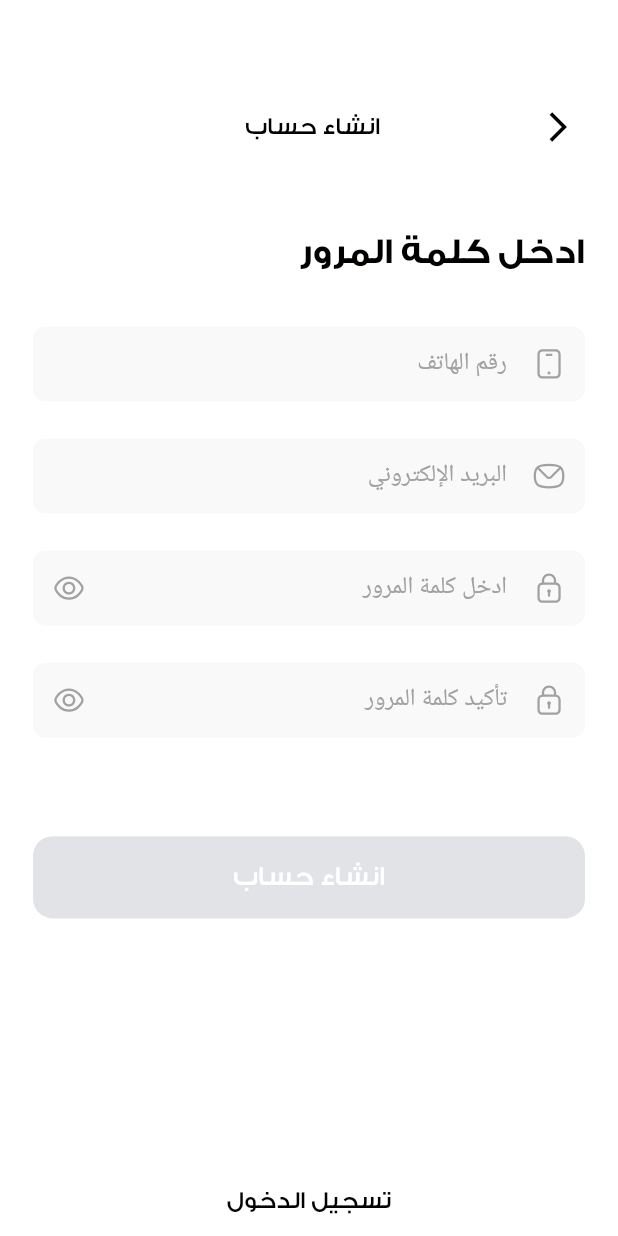
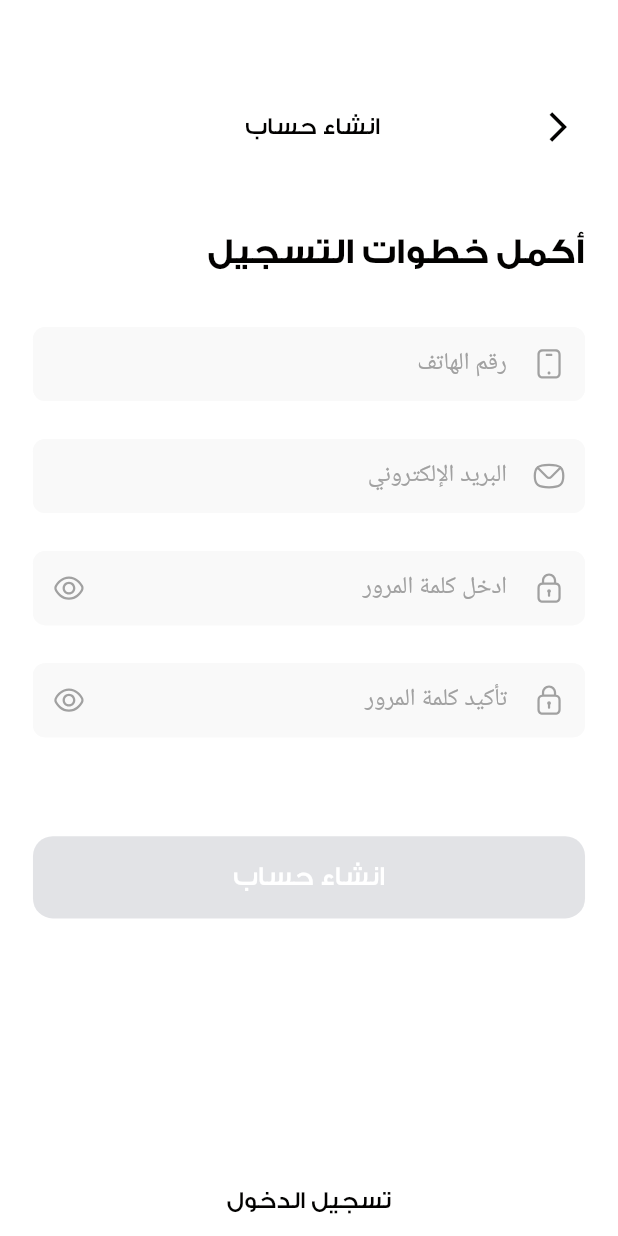
Before and after one commit to shabanmostafa/damma-graduation-project, a Flutter app: the SixStepPasswordView screen opened by its route, on a phone screen of 412 x 824 dp. Run offline on Flutter 3.47's test engine with Material 3 defaults, Android fonts, the phone set to English and light mode, and no system bars; our stand-ins replace dartz, dio, equatable, flutter_bloc, flutter_screenutil, flutter_secure_storage and 4 more; accounts and stored records are empty; project files that could hold a hidden picture were left out.

```diff
--- a/lib/features/register/presentation/widgets/seconed_step_date_view_body.dart
+++ b/lib/features/register/presentation/widgets/seconed_step_date_view_body.dart
@@ -213,7 +213,7 @@ class _SeconedSterpDateViewBodyState extends State<SeconedStepDateViewBody> {
                     children: [
                       AppTextFormField(
                         hintText: S.of(context).whatIsYourType,
-                        prefixIcon: Assets.svgsCalendarMonth,
+                        prefixIcon: Assets.svgsProfile,
                         controller: _dateController,
                         validator: (value) => value?.isEmpty ?? true
                             ? S.of(context).fieldIsRequired
--- a/lib/features/register/presentation/widgets/sixth_step_password_view_body.dart
+++ b/lib/features/register/presentation/widgets/sixth_step_password_view_body.dart
@@ -1,148 +1,3 @@
-// import 'package:damma_project/core/utils/assets.dart';
-// import 'package:damma_project/core/utils/routing/routes.dart';
-// import 'package:flutter/material.dart';
-// import 'package:flutter_screenutil/flutter_screenutil.dart';
-
-// import '../../../../core/utils/app_colors.dart';
-// import '../../../../core/utils/app_styles.dart';
-// import '../../../../core/utils/spacing.dart';
-// import '../../../../core/utils/widgets/app_text_button.dart';
-// import '../../../../core/utils/widgets/app_text_form_field.dart';
-// import '../../../../core/utils/widgets/custom_app_bar.dart';
-// import '../../../../generated/l10n.dart';
-// import 'custom_buttom_text.dart';
-// import 'custom_register_header.dart';
-
-// class SixthStepPasswordViewBody extends StatefulWidget {
-//   const SixthStepPasswordViewBody({super.key});
-
-//   @override
-//   State<SixthStepPasswordViewBody> createState() =>
-//       _SixthStepPasswordViewState();
-// }
-
-// class _SixthStepPasswordViewState extends State<SixthStepPasswordViewBody> {
-//   final TextEditingController _passwordController = TextEditingController();
-//   final TextEditingController _confirmationPasswordController =
-//       TextEditingController();
-//   final GlobalKey<FormState> _formKey = GlobalKey<FormState>();
-//   bool _isButtonEnabled = false;
-
-//   @override
-//   void initState() {
-//     super.initState();
-//     _passwordController.addListener(_updateButtonState);
-//     _confirmationPasswordController.addListener(_updateButtonState);
-//   }
-
-//   void _updateButtonState() {
-//     setState(() {
-//       _isButtonEnabled = _passwordController.text.isNotEmpty &&
-//           _confirmationPasswordController.text.isNotEmpty;
-//     });
-//   }
-
-// // Password Validator
-//   String? passwordValidate(String? value) {
-//     if (value == null || value.isEmpty) {
-//       return S.of(context).fieldIsRequired;
-//     }
-//     String passwordPattern = r'^(?=.*[A-Za-z])(?=.*\d)[A-Za-z\d]{8,}$';
-//     RegExp regExp = RegExp(passwordPattern);
-//     if (!regExp.hasMatch(value)) {
-//       return S.of(context).passwordValidation;
-//     }
-//     return null;
-//   }
-
-//   // Confirm Password Validator
-//   String? confirmPasswordValidate(String? value, String password) {
-//     if (value == null || value.isEmpty) {
-//       return S.of(context).PasswordConfirmatiomFieldRequired;
-//     }
-//     if (value != password) {
-//       return S.of(context).passwordNotTheSame;
-//     }
-//     return null;
-//   }
-
-//   @override
-//   void dispose() {
-//     _passwordController.dispose();
-//     _confirmationPasswordController.dispose();
-//     super.dispose();
-//   }
-
-//   @override
-//   Widget build(BuildContext context) {
-//     return Padding(
-//       padding: EdgeInsets.symmetric(horizontal: 20.0.w),
-//       child: CustomScrollView(
-//         physics: const NeverScrollableScrollPhysics(),
-//         slivers: [
-//           SliverToBoxAdapter(child: verticalSpace(60)),
-//           SliverToBoxAdapter(
-//             child: CustomAppBar(
-//               text: S.of(context).createAccount,
-//             ),
-//           ),
-//           SliverToBoxAdapter(child: verticalSpace(41)),
-//           SliverToBoxAdapter(
-//             child: CustomRegisterHeader(
-//               pageTitle: S.of(context).createPassword,
-//             ),
-//           ),
-//           SliverToBoxAdapter(child: verticalSpace(32)),
-//           SliverToBoxAdapter(
-//             child: Form(
-//               key: _formKey,
-//               child: Column(
-//                 children: [
-//                   AppTextFormField(
-//                     hintText: S.of(context).createPassword,
-//                     prefixIcon: Assets.svgsLock,
-//                     controller: _passwordController,
-//                     isPassword: true,
-//                     validator: passwordValidate,
-//                   ),
-//                   verticalSpace(25),
-//                   AppTextFormField(
-//                     hintText: S.of(context).passwordConfirmation,
-//                     isPassword: true,
-//                     prefixIcon: Assets.svgsLock,
-//                     controller: _confirmationPasswordController,
-//                     validator: (value) => confirmPasswordValidate(
-//                         value, _passwordController.text),
-//                   ),
-//                 ],
-//               ),
-//             ),
-//           ),
-//           SliverToBoxAdapter(child: verticalSpace(65)),
-//           SliverToBoxAdapter(
-//             child: AppTextButton(
-//               buttonText: S.of(context).next,
-//               textStyle: AppStyles.styleMedium18,
-//               backgroundColor: _isButtonEnabled
-//                   ? AppColors.primaryColor
-//                   : AppColors.inactiveButtonColor,
-//               onPressed: _isButtonEnabled
-//                   ? () {
-//                       if (_formKey.currentState?.validate() ?? false) {
-//                         Navigator.pushNamed(context, Routes.loginView);
-//                       }
-//                     }
-//                   : () {},
-//             ),
-//           ),
-//           const SliverFillRemaining(
-//               hasScrollBody: false, child: CustomBottomText()),
-//         ],
-//       ),
-//     );
-//   }
-// }
-
 import 'package:flutter/material.dart';
 import 'package:flutter_bloc/flutter_bloc.dart';
 import 'package:flutter_screenutil/flutter_screenutil.dart';
@@ -317,7 +172,7 @@ class _SixthStepPasswordViewState extends State<SixthStepPasswordViewBody> {
               SliverToBoxAdapter(child: verticalSpace(41)),
               SliverToBoxAdapter(
                 child: CustomRegisterHeader(
-                  pageTitle: S.of(context).createPassword,
+                  pageTitle: S.of(context).conntinueRegisterSteps,
                 ),
               ),
               SliverToBoxAdapter(child: verticalSpace(32)),
--- a/lib/l10n/intl_ar.arb
+++ b/lib/l10n/intl_ar.arb
@@ -54,5 +54,6 @@
     "FriendSuggetions": "اشخاص قد تعرفهم",
     "emailAlreadyRegistered": "البريد الالكتروني مسجل بالفعل",
     "enterValidEmail": "ادخل بريد اكتروني صحيح",
-    "enterValidPhoneNumber": "ادخل رقم هاتف صحيح"
+    "enterValidPhoneNumber": "ادخل رقم هاتف صحيح",
+    "conntinueRegisterSteps": "أكمل خطوات التسجيل"
 }
--- a/lib/l10n/intl_en.arb
+++ b/lib/l10n/intl_en.arb
@@ -54,5 +54,6 @@
     "FriendSuggetions": "Friend Suggetion",
     "emailAlreadyRegistered": "Email Already Registered",
     "enterValidEmail": "Enter Valid Email",
-    "enterValidPhoneNumber": "Enter Valid Phone Number"
+    "enterValidPhoneNumber": "Enter Valid Phone Number",
+    "conntinueRegisterSteps": "conntinue Register Steps"
 }
```
Also changed, not shown: lib/features/home/presentation/widgets/home_appbar.dart (+7 -1 lines), lib/generated/intl/messages_ar.dart, lib/generated/intl/messages_en.dart, lib/generated/l10n.dart.
